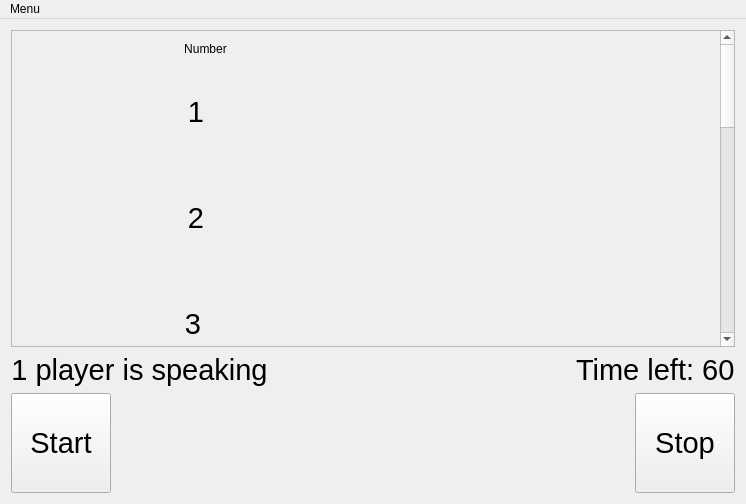
First picture: the form in MafiaHelper/mainwindow.ui, repository MayRiv/MafiaHelper, before the edit.
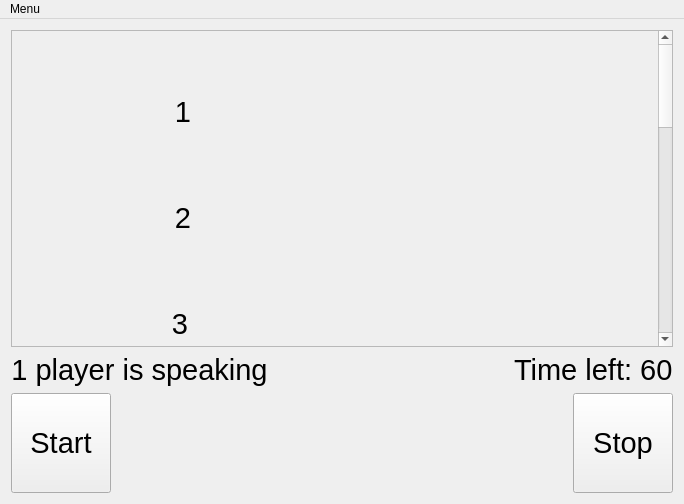
Second picture: the form after the edit.

What changed in the file:
```diff
--- a/MafiaHelper/mainwindow.ui
+++ b/MafiaHelper/mainwindow.ui
@@ -6,7 +6,7 @@
    <rect>
     <x>0</x>
     <y>0</y>
-    <width>746</width>
+    <width>684</width>
     <height>504</height>
    </rect>
   </property>
@@ -136,8 +136,8 @@
        <property name="geometry">
         <rect>
          <x>0</x>
-         <y>-783</y>
-         <width>709</width>
+         <y>0</y>
+         <width>647</width>
          <height>1093</height>
         </rect>
        </property>
@@ -224,13 +224,13 @@
           <item>
            <widget class="QLabel" name="label_17">
             <property name="sizePolicy">
-             <sizepolicy hsizetype="Preferred" vsizetype="Maximum">
+             <sizepolicy hsizetype="Maximum" vsizetype="Maximum">
               <horstretch>0</horstretch>
               <verstretch>0</verstretch>
              </sizepolicy>
             </property>
             <property name="text">
-             <string>Number</string>
+             <string/>
             </property>
             <property name="alignment">
              <set>Qt::AlignCenter</set>
@@ -240,7 +240,7 @@
           <item>
            <widget class="QLabel" name="label_7">
             <property name="sizePolicy">
-             <sizepolicy hsizetype="Maximum" vsizetype="Preferred">
+             <sizepolicy hsizetype="Fixed" vsizetype="Preferred">
               <horstretch>0</horstretch>
               <verstretch>0</verstretch>
              </sizepolicy>
@@ -265,7 +265,7 @@
           <item>
            <widget class="QLabel" name="label_8">
             <property name="sizePolicy">
-             <sizepolicy hsizetype="Maximum" vsizetype="Preferred">
+             <sizepolicy hsizetype="Fixed" vsizetype="Preferred">
               <horstretch>0</horstretch>
               <verstretch>0</verstretch>
              </sizepolicy>
@@ -287,7 +287,7 @@
           <item>
            <widget class="QLabel" name="label_9">
             <property name="sizePolicy">
-             <sizepolicy hsizetype="Maximum" vsizetype="Preferred">
+             <sizepolicy hsizetype="Fixed" vsizetype="Preferred">
               <horstretch>0</horstretch>
               <verstretch>0</verstretch>
              </sizepolicy>
@@ -473,7 +473,7 @@
     <rect>
      <x>0</x>
      <y>0</y>
-     <width>746</width>
+     <width>684</width>
      <height>21</height>
     </rect>
    </property>
```
Left out of the diff: 14 changed lines with no effect on the pictures.
